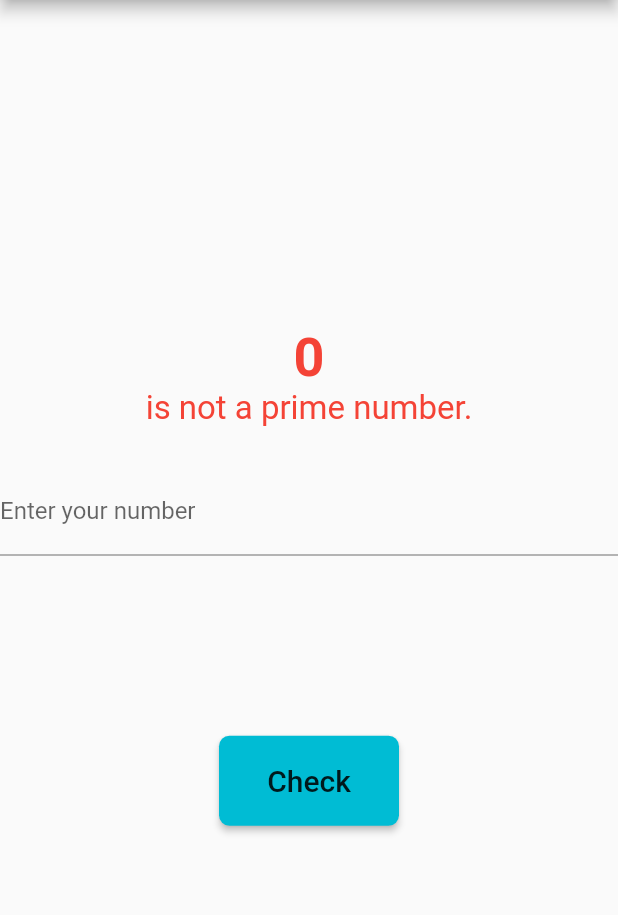
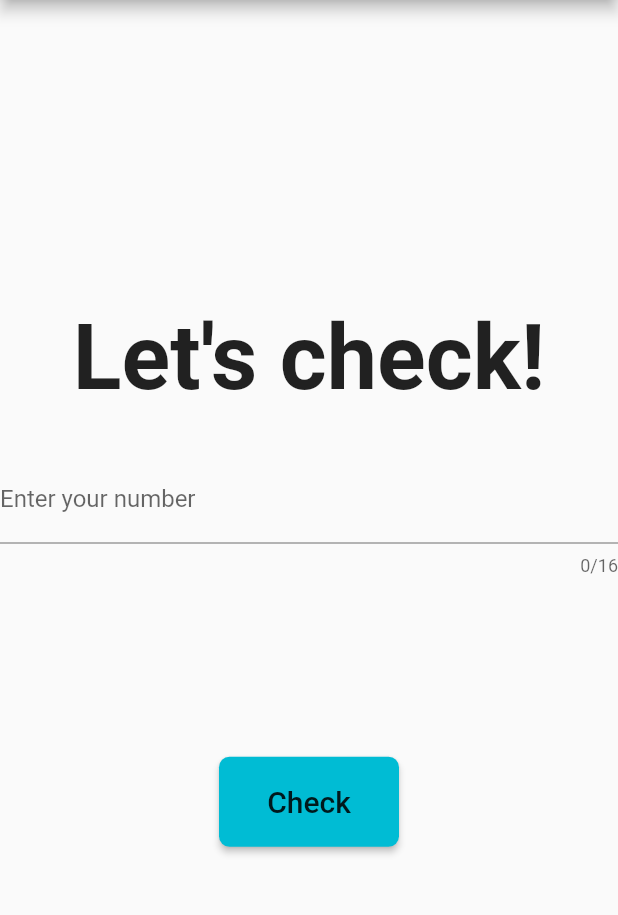
Before and after one commit to PiotrZPL/PrimeCheck-android, a Flutter app: the screen it shows after launch, on a phone screen of 412 x 824 dp, the part 84-999 px from its top. Run offline on Flutter 3.47's test engine with Material 2 defaults, Android fonts, the phone set to English and light mode, and no system bars.

Commit message:
Refactored code

```diff
--- a/lib/main.dart
+++ b/lib/main.dart
@@ -1,6 +1,6 @@
 import 'package:flutter/material.dart';
-import 'package:flutter/services.dart';
 import 'package:primecheck/utils/is_prime.dart';
+import 'package:primecheck/widgets/page_content.dart';
 
 void main() {
   runApp(const MyApp());
@@ -44,7 +44,7 @@
 }
 
 class _HomePageState extends State<HomePage> {
-  int _number = 0;
+  int _number = -1;
   bool _isPrime = false;
   int _numberThatDevides = 0;
   final textFieldController = TextEditingController();
@@ -76,70 +76,13 @@
       body: Center(
         // Center is a layout widget. It takes a single child and positions it
         // in the middle of the parent.
-        child: Column(
-
-          mainAxisAlignment: MainAxisAlignment.center,
-          children: <Widget>[
-            Text(
-              "$_number",
-              style: TextStyle(
-                color: _isPrime ? Colors.green : Colors.red,
-                fontSize: 36,
-                fontWeight: FontWeight.bold,
-              ),
-            ),
-            if (_isPrime)
-              const Text(
-                "is a prime number.",
-                style: TextStyle(
-                  color: Colors.green,
-                  fontSize: 22,
-                ),
-              )
-            else
-              const Text(
-                "is not a prime number.",
-                style: TextStyle(
-                  color: Colors.red,
-                  fontSize: 22,
-                ),
-              ),
-            if (_numberThatDevides != 0)
-              Text(
-                "It can be devided by $_numberThatDevides.",
-                style: const TextStyle(
-                  color: Colors.red,
-                  fontSize: 22,
-                ),
-              )
-            else
-              const SizedBox(
-                height: 26
-              ),
-            TextField(
-              decoration: const InputDecoration(labelText: "Enter your number"),
-              controller: textFieldController,
-              keyboardType: TextInputType.number,
-              inputFormatters: <TextInputFormatter>[
-                FilteringTextInputFormatter.digitsOnly
-              ],
-            ),
-            const SizedBox(height: 120),
-            ElevatedButton(
-              onPressed: checkIfNumberIsPrime,
-              style: ElevatedButton.styleFrom(
-                fixedSize: Size(120, 60),
-                shape: RoundedRectangleBorder(
-                  borderRadius: BorderRadius.circular(7),
-                )
-              ),
-              child: Text(
-                "Check",
-                style: Theme.of(context).textTheme.headline6,
-              )
-            )
-          ],
-        ),
+        child: PageContent(
+          number: _number,
+          isPrime: _isPrime,
+          numberThatDevides: _numberThatDevides,
+          textFieldController: textFieldController,
+          checkIfNumberIsPrime: checkIfNumberIsPrime,
+        )
       ),
     );
   }
--- /dev/null
+++ b/lib/widgets/page_content.dart
@@ -0,0 +1,129 @@
+import 'package:flutter/material.dart';
+import 'package:flutter/services.dart';
+
+class PageContent extends StatelessWidget {
+  const PageContent({Key? key, required this.number, required this.isPrime, required this.numberThatDevides, required this.textFieldController, required this.checkIfNumberIsPrime}) : super(key: key);
+
+  final int number;
+  final bool isPrime;
+  final int numberThatDevides;
+  final TextEditingController textFieldController;
+  final void Function() checkIfNumberIsPrime;
+
+  @override
+  Widget build (BuildContext context) {
+    if (number != -1) {
+      return Column(
+        mainAxisAlignment: MainAxisAlignment.center,
+        children: <Widget>[
+          Text(
+            "$number",
+            style: TextStyle(
+              color: isPrime ? Colors.green : Colors.red,
+              fontSize: 36,
+              fontWeight: FontWeight.bold,
+            ),
+          ),
+          if (isPrime)
+            const Text(
+              "is a prime number.",
+              style: TextStyle(
+                color: Colors.green,
+                fontSize: 22,
+              ),
+            )
+          else
+            const Text(
+              "is not a prime number.",
+              style: TextStyle(
+                color: Colors.red,
+                fontSize: 22,
+              ),
+            ),
+          if (numberThatDevides != 0)
+            Text(
+              "It can be devided by $numberThatDevides.",
+              style: const TextStyle(
+                color: Colors.red,
+                fontSize: 22,
+              ),
+            )
+          else
+            const SizedBox(
+              height: 26
+            ),
+          const SizedBox(
+            height: 30,
+          ),
+          TextField(
+            decoration: const InputDecoration(labelText: "Enter your number"),
+            controller: textFieldController,
+            keyboardType: TextInputType.number,
+            maxLength: 16,
+            inputFormatters: <TextInputFormatter>[
+              FilteringTextInputFormatter.digitsOnly
+            ],
+          ),
+          const SizedBox(
+            height: 120
+          ),
+          ElevatedButton(
+            onPressed: checkIfNumberIsPrime,
+            style: ElevatedButton.styleFrom(
+              fixedSize: const Size(120, 60),
+              shape: RoundedRectangleBorder(
+                borderRadius: BorderRadius.circular(7),
+              )
+            ),
+            child: Text(
+              "Check",
+              style: Theme.of(context).textTheme.headline6,
+            )
+          )
+        ],
+      );
+    }
+    else {
+      return Column(
+        mainAxisAlignment: MainAxisAlignment.center,
+        children: <Widget>[
+          const Text(
+            "Let's check!",
+            style: TextStyle(
+              fontWeight: FontWeight.bold,
+              fontSize: 60,
+            ),
+          ),
+          const SizedBox(
+            height: 30,
+          ),
+          TextField(
+            decoration: const InputDecoration(labelText: "Enter your number"),
+            controller: textFieldController,
+            keyboardType: TextInputType.number,
+            maxLength: 16,
+            inputFormatters: <TextInputFormatter>[
+              FilteringTextInputFormatter.digitsOnly
+            ],
+          ),
+          const SizedBox(
+            height: 120
+          ),
+          ElevatedButton(
+            onPressed: checkIfNumberIsPrime,
+            style: ElevatedButton.styleFrom(
+              fixedSize: const Size(120, 60),
+              shape: RoundedRectangleBorder(
+                borderRadius: BorderRadius.circular(7),
+              )
+            ),
+            child: Text(
+              "Check",
+              style: Theme.of(context).textTheme.headline6,
+            )
+          )
+        ],
+      );
+    }
+  }
+}
```
